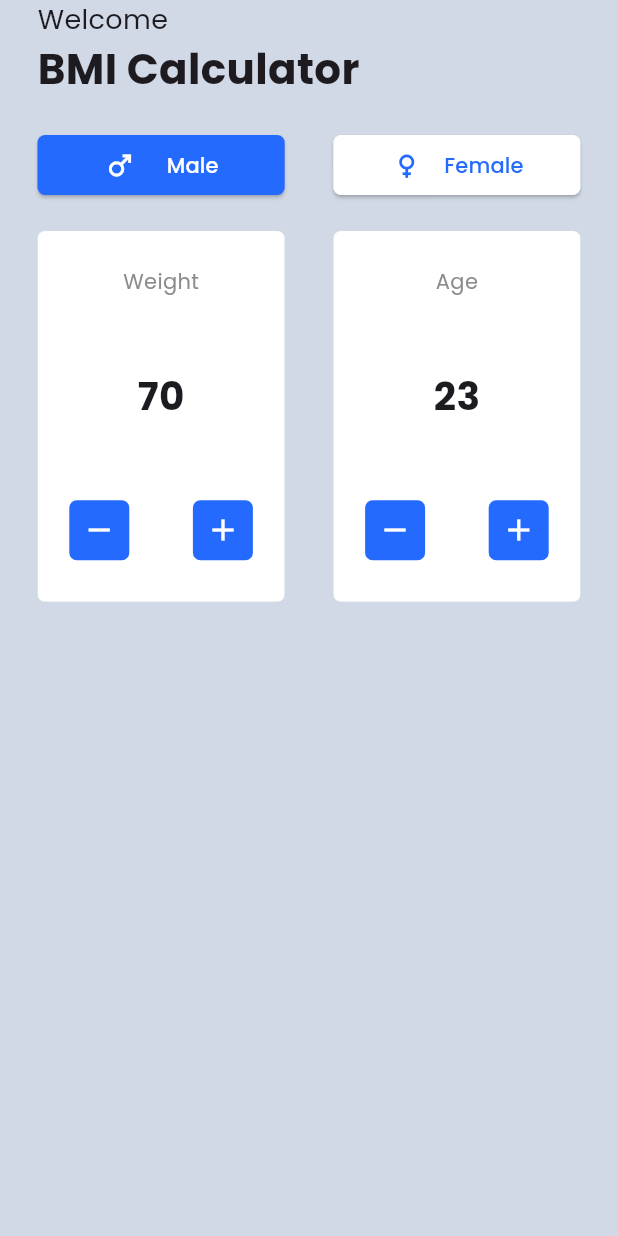
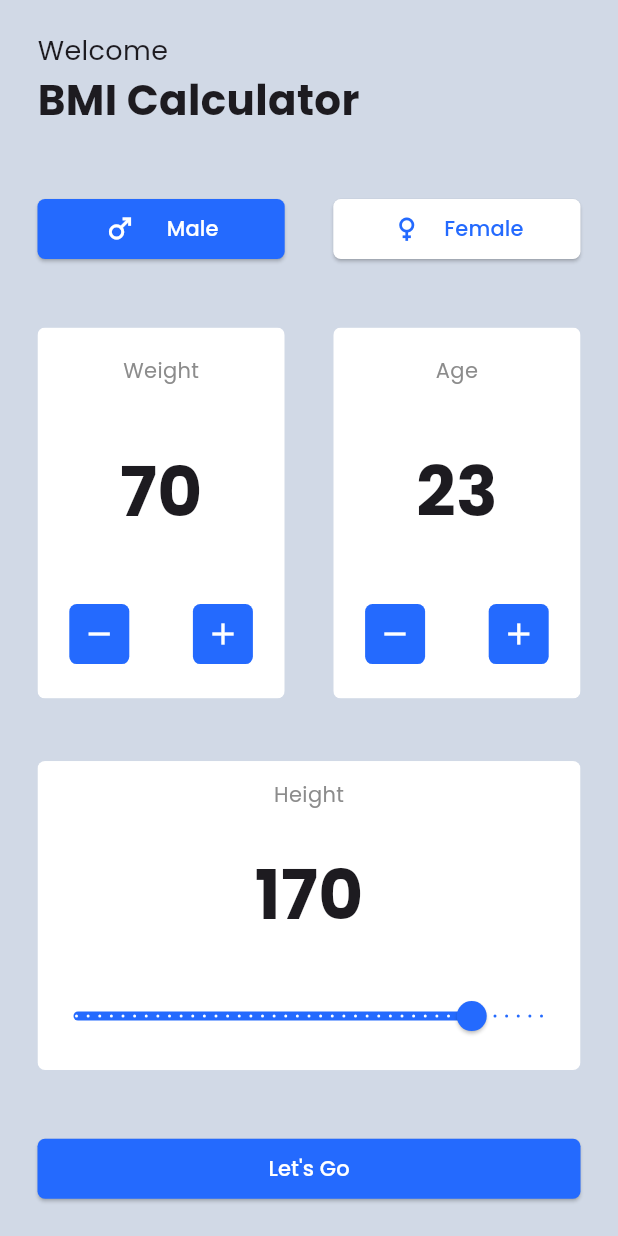
Before and after one commit to suheerthedev/stacked_bmi_app, a Flutter app: the screen it shows after launch, on a phone screen of 412 x 824 dp. Run offline on Flutter 3.47's test engine with Material 3 defaults, Android fonts, the phone set to English and light mode, and no system bars; our stand-ins replace google_fonts, stacked, stacked_services, stacked_shared.

Commit message:
Home View Design Completed

```diff
--- /dev/null
+++ b/devtools_options.yaml
@@ -0,0 +1,3 @@
+description: This file stores settings for Dart & Flutter DevTools.
+documentation: https://docs.flutter.dev/tools/devtools/extensions#configure-extension-enablement-states
+extensions:
--- a/lib/ui/views/home/home_view.dart
+++ b/lib/ui/views/home/home_view.dart
@@ -21,7 +21,7 @@ class HomeView extends StackedView<HomeViewModel> {
           padding: const EdgeInsets.symmetric(horizontal: 25.0),
           child: Column(
             crossAxisAlignment: CrossAxisAlignment.start,
-            spacing: 20,
+            mainAxisAlignment: MainAxisAlignment.spaceAround,
             children: [
               //Heading
               Column(
@@ -122,7 +122,7 @@ class HomeView extends StackedView<HomeViewModel> {
                             Text(
                               "70",
                               style: GoogleFonts.poppins(
-                                  fontSize: 26, fontWeight: FontWeight.bold),
+                                  fontSize: 46, fontWeight: FontWeight.bold),
                             ),
                             Row(
                               mainAxisAlignment: MainAxisAlignment.spaceAround,
@@ -180,7 +180,7 @@ class HomeView extends StackedView<HomeViewModel> {
                             Text(
                               "23",
                               style: GoogleFonts.poppins(
-                                  fontSize: 26, fontWeight: FontWeight.bold),
+                                  fontSize: 46, fontWeight: FontWeight.bold),
                             ),
                             Row(
                               mainAxisAlignment: MainAxisAlignment.spaceAround,
@@ -221,6 +221,53 @@ class HomeView extends StackedView<HomeViewModel> {
                     ),
                   ),
                 ],
+              ),
+              ClipRRect(
+                borderRadius: BorderRadius.circular(5),
+                child: Container(
+                  width: MediaQuery.of(context).size.width * 1,
+                  height: MediaQuery.of(context).size.width * 0.5,
+                  color: wTSecondaryColor,
+                  child: Column(
+                    mainAxisAlignment: MainAxisAlignment.spaceAround,
+                    children: [
+                      Text(
+                        "Height",
+                        style: GoogleFonts.poppins(color: wTLightTextColor),
+                      ),
+                      Text(
+                        viewModel.heightValue.round().toString(),
+                        style: GoogleFonts.poppins(
+                            fontSize: 46, fontWeight: FontWeight.bold),
+                      ),
+                      Slider(
+                        activeColor: wTPrimaryColor,
+                        value: viewModel.heightValue,
+                        max: 200,
+                        min: 0,
+                        inactiveColor: wTSecondaryColor,
+                        secondaryActiveColor: wTPrimaryColor,
+                        divisions: 40,
+                        label: viewModel.heightValue.round().toString(),
+                        onChanged: viewModel.onHeightChanged,
+                      ),
+                    ],
+                  ),
+                ),
+              ),
+              SizedBox(
+                width: MediaQuery.of(context).size.width * 1,
+                child: ElevatedButton(
+                  onPressed: () {},
+                  style: ElevatedButton.styleFrom(
+                      backgroundColor: wTPrimaryColor,
+                      shape: RoundedRectangleBorder(
+                          borderRadius: BorderRadius.circular(5))),
+                  child: Text(
+                    "Let's Go",
+                    style: GoogleFonts.poppins(color: wTSecondaryTextColor),
+                  ),
+                ),
               )
             ],
           ),
--- a/lib/ui/views/home/home_viewmodel.dart
+++ b/lib/ui/views/home/home_viewmodel.dart
@@ -8,6 +8,13 @@ import 'package:stacked_services/stacked_services.dart';
 class HomeViewModel extends BaseViewModel {
   final _dialogService = locator<DialogService>();
   final _bottomSheetService = locator<BottomSheetService>();
+
+  double heightValue = 170.0;
+
+  onHeightChanged(double value) {
+    heightValue = value;
+    rebuildUi();
+  }
 
   String get counterLabel => 'Counter is: $_counter';
 
```
